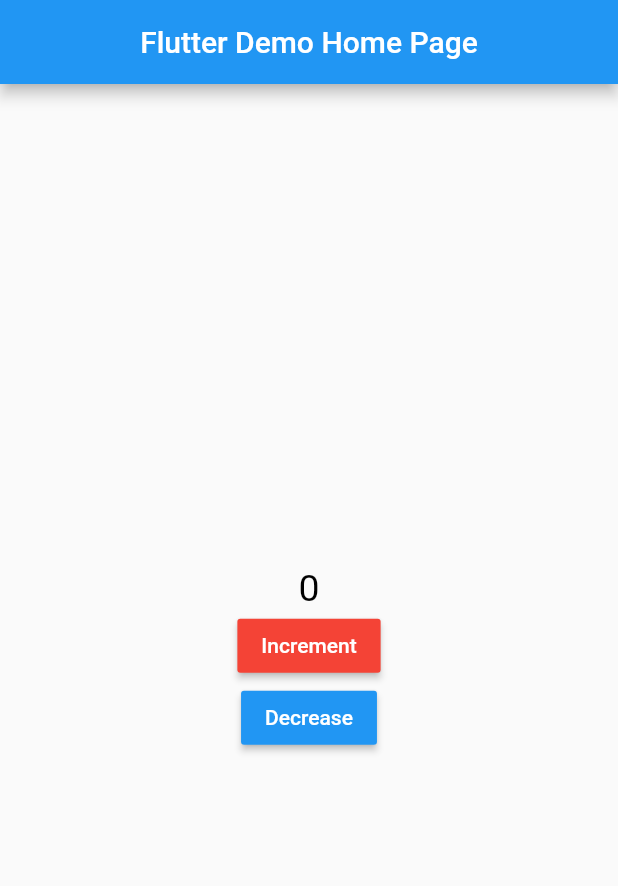
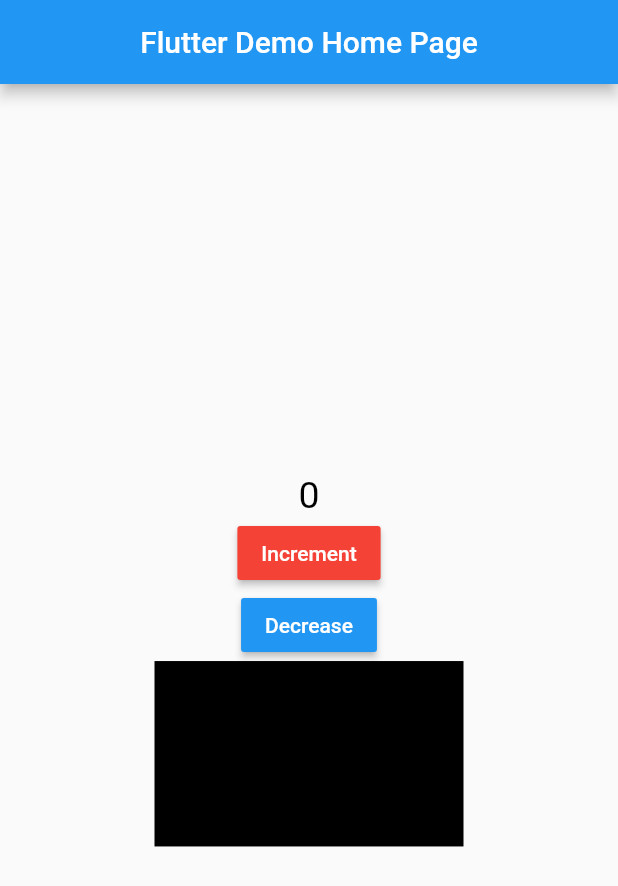
Before and after one commit to taylanyildiz/GetX-Example-State-Management, a Flutter app: the screen it shows after launch, on a phone screen of 412 x 824 dp. Shown: the top 886 px of the screen. Run offline on Flutter 3.47's test engine with Material 2 defaults, Android fonts, the phone set to English and light mode, and no system bars; our stand-ins replace get.

Commit message:
Get width-height

```diff
--- a/lib/screens/home_screen.dart
+++ b/lib/screens/home_screen.dart
@@ -45,7 +45,13 @@ class _HomeScreenState extends State<HomeScreen> {
               child: Text('Decrease'),
               color: Colors.blue,
               textColor: Colors.white,
-            )
+            ),
+            Container(
+              color: Colors.black,
+              width: Get.width * .5,
+              height: Get.width * .3,
+            ),
+
           ],
         ),
       ),
```
